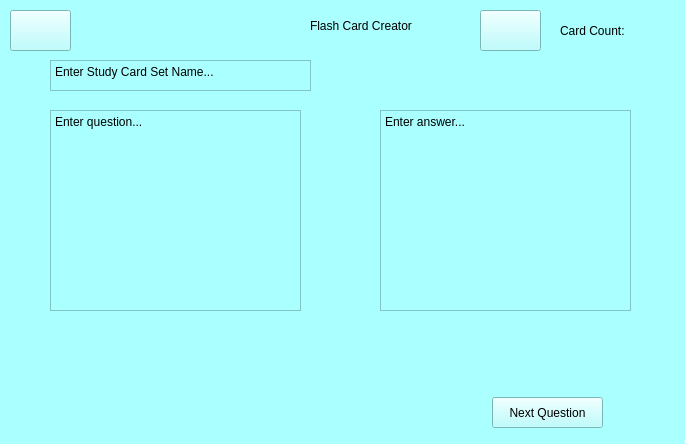
First picture: the form in FlashcardModule/flashcardmaker.ui, repository WSU-4110/MOST, before the edit.
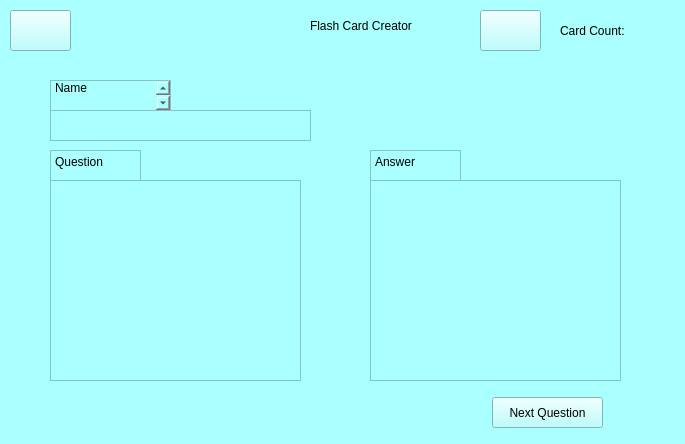
Second picture: the form after the edit. Icons and pictures are not drawn.

```diff
--- a/FlashcardModule/flashcardmaker.ui
+++ b/FlashcardModule/flashcardmaker.ui
@@ -81,8 +81,8 @@
   <widget class="QTextEdit" name="answerEdit">
    <property name="geometry">
     <rect>
-     <x>380</x>
-     <y>110</y>
+     <x>370</x>
+     <y>180</y>
      <width>251</width>
      <height>201</height>
     </rect>
@@ -95,14 +95,14 @@
 li.unchecked::marker { content: &quot;\2610&quot;; }
 li.checked::marker { content: &quot;\2612&quot;; }
 &lt;/style&gt;&lt;/head&gt;&lt;body style=&quot; font-family:'Segoe UI'; font-size:9pt; font-weight:400; font-style:normal;&quot;&gt;
-&lt;p style=&quot; margin-top:12px; margin-bottom:12px; margin-left:0px; margin-right:0px; -qt-block-indent:0; text-indent:0px;&quot;&gt;Enter answer...&lt;/p&gt;&lt;/body&gt;&lt;/html&gt;</string>
+&lt;p style=&quot;-qt-paragraph-type:empty; margin-top:12px; margin-bottom:12px; margin-left:0px; margin-right:0px; -qt-block-indent:0; text-indent:0px;&quot;&gt;&lt;br /&gt;&lt;/p&gt;&lt;/body&gt;&lt;/html&gt;</string>
    </property>
   </widget>
   <widget class="QTextEdit" name="questionEdit">
    <property name="geometry">
     <rect>
      <x>50</x>
-     <y>110</y>
+     <y>180</y>
      <width>251</width>
      <height>201</height>
     </rect>
@@ -115,14 +115,14 @@
 li.unchecked::marker { content: &quot;\2610&quot;; }
 li.checked::marker { content: &quot;\2612&quot;; }
 &lt;/style&gt;&lt;/head&gt;&lt;body style=&quot; font-family:'Segoe UI'; font-size:9pt; font-weight:400; font-style:normal;&quot;&gt;
-&lt;p style=&quot; margin-top:12px; margin-bottom:12px; margin-left:0px; margin-right:0px; -qt-block-indent:0; text-indent:0px;&quot;&gt;Enter question...&lt;/p&gt;&lt;/body&gt;&lt;/html&gt;</string>
+&lt;p style=&quot;-qt-paragraph-type:empty; margin-top:12px; margin-bottom:12px; margin-left:0px; margin-right:0px; -qt-block-indent:0; text-indent:0px;&quot;&gt;&lt;br /&gt;&lt;/p&gt;&lt;/body&gt;&lt;/html&gt;</string>
    </property>
   </widget>
   <widget class="QTextEdit" name="setNameEdit">
    <property name="geometry">
     <rect>
      <x>50</x>
-     <y>60</y>
+     <y>110</y>
      <width>261</width>
      <height>31</height>
     </rect>
@@ -135,7 +135,7 @@
 li.unchecked::marker { content: &quot;\2610&quot;; }
 li.checked::marker { content: &quot;\2612&quot;; }
 &lt;/style&gt;&lt;/head&gt;&lt;body style=&quot; font-family:'Segoe UI'; font-size:9pt; font-weight:400; font-style:normal;&quot;&gt;
-&lt;p style=&quot; margin-top:12px; margin-bottom:12px; margin-left:0px; margin-right:0px; -qt-block-indent:0; text-indent:0px;&quot;&gt;Enter Study Card Set Name...&lt;/p&gt;&lt;/body&gt;&lt;/html&gt;</string>
+&lt;p style=&quot;-qt-paragraph-type:empty; margin-top:12px; margin-bottom:12px; margin-left:0px; margin-right:0px; -qt-block-indent:0; text-indent:0px;&quot;&gt;&lt;br /&gt;&lt;/p&gt;&lt;/body&gt;&lt;/html&gt;</string>
    </property>
   </widget>
   <widget class="QLabel" name="cardCount">
@@ -151,6 +151,45 @@
     <string>Card Count: </string>
    </property>
   </widget>
+  <widget class="QPlainTextEdit" name="plainTextEdit">
+   <property name="geometry">
+    <rect>
+     <x>50</x>
+     <y>150</y>
+     <width>91</width>
+     <height>31</height>
+    </rect>
+   </property>
+   <property name="plainText">
+    <string>Question</string>
+   </property>
+  </widget>
+  <widget class="QPlainTextEdit" name="plainTextEdit_2">
+   <property name="geometry">
+    <rect>
+     <x>370</x>
+     <y>150</y>
+     <width>91</width>
+     <height>31</height>
+    </rect>
+   </property>
+   <property name="plainText">
+    <string>Answer</string>
+   </property>
+  </widget>
+  <widget class="QPlainTextEdit" name="plainTextEdit_3">
+   <property name="geometry">
+    <rect>
+     <x>50</x>
+     <y>80</y>
+     <width>121</width>
+     <height>31</height>
+    </rect>
+   </property>
+   <property name="plainText">
+    <string>Flash Card Set Name</string>
+   </property>
+  </widget>
  </widget>
  <resources/>
  <connections/>
```
